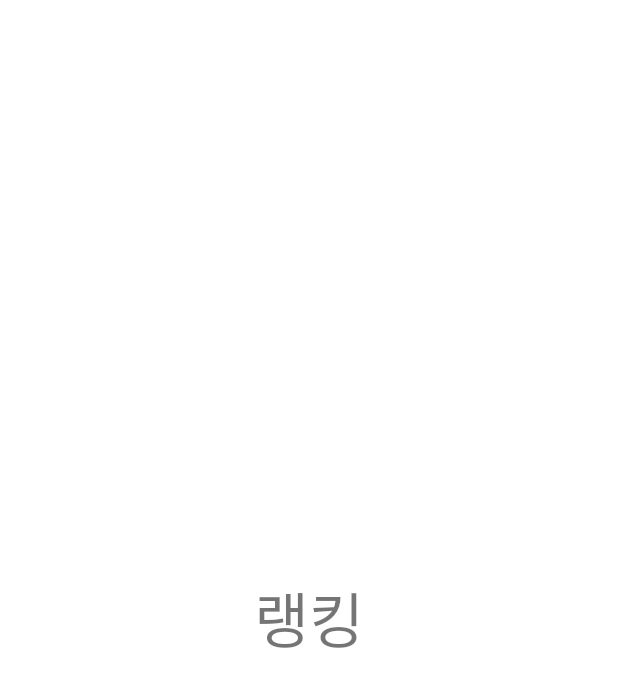
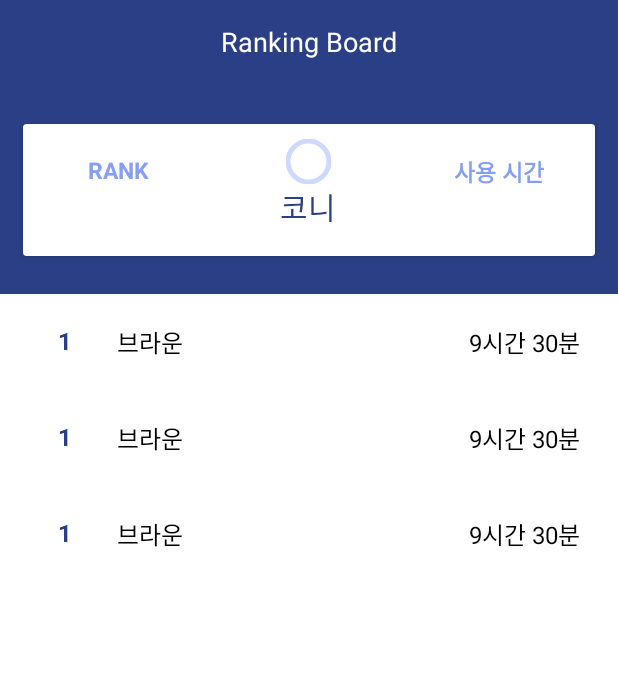
Before and after one commit to hamcoding9/ScreenDetox-v2, an Android app: the layout fragment_rank.xml on its own in the app's theme, with its tools: preview values and no code run, on a phone screen of 412 x 824 dp. Shown: the top 687 px of the screen. Run offline under Robolectric (Android 15) with nearby library versions, the phone set to English and light mode, and no system bars.

Commit message:
[feat] 랭킹 화면 layout 구현

```diff
--- a/app/src/main/res/layout/fragment_rank.xml
+++ b/app/src/main/res/layout/fragment_rank.xml
@@ -1,20 +1,35 @@
 <?xml version="1.0" encoding="utf-8"?>
-<androidx.constraintlayout.widget.ConstraintLayout xmlns:android="http://schemas.android.com/apk/res/android"
+<layout xmlns:android="http://schemas.android.com/apk/res/android"
     xmlns:app="http://schemas.android.com/apk/res-auto"
-    xmlns:tools="http://schemas.android.com/tools"
+    xmlns:tools="http://schemas.android.com/tools">
+
+    <androidx.constraintlayout.widget.ConstraintLayout
         android:layout_width="match_parent"
         android:layout_height="match_parent"
         tools:context="com.hamcoding.screendetox.ui.rank.RankFragment">
 
-    <TextView
-        android:id="@+id/textView"
-        android:layout_width="wrap_content"
+        <include
+            android:id="@+id/rankTopBoard"
+            layout="@layout/view_all_top_board"
+            android:layout_width="0dp"
             android:layout_height="wrap_content"
-        android:text="@string/allNavRank"
-        android:textSize="40sp"
+            app:layout_constraintEnd_toEndOf="parent"
+            app:layout_constraintStart_toStartOf="parent"
+            app:title="@{`Ranking Board`}" />
+
+        <androidx.recyclerview.widget.RecyclerView
+            android:id="@+id/rvRank"
+            android:layout_width="0dp"
+            android:layout_height="0dp"
+            android:layout_marginStart="13dp"
+            android:layout_marginEnd="13dp"
+            app:layoutManager="androidx.recyclerview.widget.LinearLayoutManager"
             app:layout_constraintBottom_toBottomOf="parent"
             app:layout_constraintEnd_toEndOf="parent"
             app:layout_constraintStart_toStartOf="parent"
-        app:layout_constraintTop_toTopOf="parent" />
+            app:layout_constraintTop_toBottomOf="@id/rankTopBoard"
+            tools:listitem="@layout/item_rank" />
 
     </androidx.constraintlayout.widget.ConstraintLayout>
+
+</layout>
--- /dev/null
+++ b/app/src/main/res/layout/item_rank.xml
@@ -0,0 +1,43 @@
+<?xml version="1.0" encoding="utf-8"?>
+<androidx.constraintlayout.widget.ConstraintLayout xmlns:android="http://schemas.android.com/apk/res/android"
+    xmlns:app="http://schemas.android.com/apk/res-auto"
+    xmlns:tools="http://schemas.android.com/tools"
+    android:layout_width="match_parent"
+    android:layout_height="wrap_content"
+    android:layout_marginTop="20dp"
+    android:layout_marginBottom="20dp">
+
+    <TextView
+        android:id="@+id/tvUserRank"
+        style="@style/allCardInfo"
+        android:layout_width="wrap_content"
+        android:layout_height="wrap_content"
+        android:layout_marginStart="25dp"
+        android:textStyle="bold"
+        app:layout_constraintStart_toStartOf="parent"
+        app:layout_constraintTop_toTopOf="parent"
+        tools:text="1" />
+
+    <TextView
+        android:id="@+id/tvUserName"
+        style="@style/allCardInfo"
+        android:layout_width="wrap_content"
+        android:layout_height="wrap_content"
+        android:layout_marginStart="30dp"
+        android:textColor="@color/black"
+        app:layout_constraintStart_toEndOf="@id/tvUserRank"
+        app:layout_constraintTop_toTopOf="@id/tvUserRank"
+        tools:text="브라운" />
+
+    <TextView
+        android:id="@+id/tvUserUsage"
+        style="@style/allCardInfo"
+        android:layout_width="wrap_content"
+        android:layout_height="wrap_content"
+        android:layout_marginEnd="12dp"
+        android:textColor="@color/black"
+        app:layout_constraintEnd_toEndOf="parent"
+        app:layout_constraintTop_toTopOf="@id/tvUserRank"
+        tools:text="9시간 30분" />
+
+</androidx.constraintlayout.widget.ConstraintLayout>
```
Lines whose indentation alone changed are shown as unchanged.
